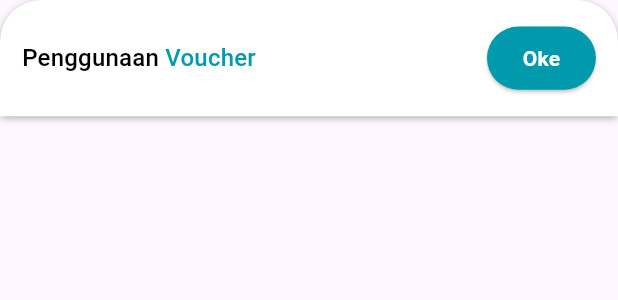
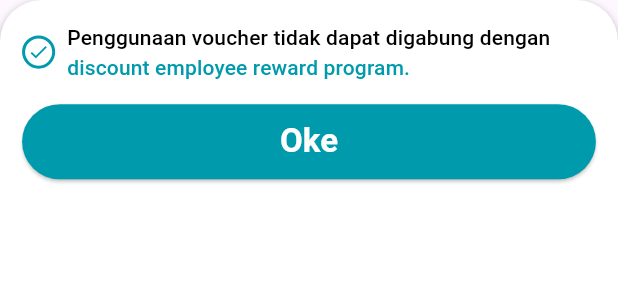
Before and after one commit to tektungg/venturo-javacode-rama, a Flutter app: what buildVoucherBottomBar() shows on an empty page, opened directly, on a phone screen of 412 x 824 dp. Shown: the top 300 px of the screen. Run offline on Flutter 3.47's test engine with Material 3 defaults, Android fonts, the phone set to English and light mode, and no system bars; our stand-ins replace cached_network_image, device_info_plus, dio, firebase_analytics, firebase_auth, firebase_core and 16 more; missing offline and left inert: app_settings, fast_rsa, flutter_inappwebview, panara_dialogs; accounts and stored records are empty; network calls fail; key blocks and very long unbroken strings in the code were emptied for the run.

Commit message:
fix : voucher bottom bar

```diff
--- a/lib/features/checkout/sub_features/voucher/view/components/voucher_bottom_bar.dart
+++ b/lib/features/checkout/sub_features/voucher/view/components/voucher_bottom_bar.dart
@@ -20,38 +20,63 @@ Widget buildVoucherBottomBar(VoucherController controller) {
         ),
       ],
     ),
-    child: Row(
-      mainAxisAlignment: MainAxisAlignment.spaceBetween,
+    child: Column(
+      crossAxisAlignment: CrossAxisAlignment.start,
       children: [
-        RichText(
+        Row(
+          children: [
+            Container(
+              width: 24.r,
+              height: 24.r,
+              decoration: BoxDecoration(
+                shape: BoxShape.circle,
+                border: Border.all(color: ColorStyle.primary, width: 2),
+              ),
+              child: Icon(
+                Icons.check,
+                color: ColorStyle.primary,
+                size: 16.r,
+              ),
+            ),
+            SizedBox(width: 8.w),
+            Expanded(
+              child: RichText(
                 text: TextSpan(
-            text: 'Penggunaan ',
-            style: Get.textTheme.titleMedium?.copyWith(color: Colors.black),
+                  text: 'Penggunaan voucher tidak dapat digabung dengan ',
+                  style:
+                      Get.textTheme.titleSmall?.copyWith(color: Colors.black),
                   children: [
                     TextSpan(
-                text: 'Voucher',
-                style: Get.textTheme.titleMedium
+                      text: 'discount employee reward program.',
+                      style: Get.textTheme.titleSmall
                           ?.copyWith(color: ColorStyle.primary),
                     ),
                   ],
                 ),
               ),
-        ElevatedButton(
+            ),
+          ],
+        ),
+        SizedBox(height: 16.h),
+        SizedBox(
+          width: Get.width,
+          child: ElevatedButton(
             onPressed: () {
               Get.back(result: controller.selectedVoucher.value);
             },
             style: ElevatedButton.styleFrom(
               backgroundColor: ColorStyle.primary,
-            padding: EdgeInsets.symmetric(horizontal: 24.w, vertical: 12.h),
+              padding: EdgeInsets.symmetric(vertical: 12.h),
               shape: RoundedRectangleBorder(
                 borderRadius: BorderRadius.circular(30.r),
               ),
             ),
             child: Text(
               'Oke',
-            style: Get.textTheme.labelLarge?.copyWith(
+              style: Get.textTheme.titleLarge?.copyWith(
                 fontWeight: FontWeight.bold,
                 color: Colors.white,
+              ),
             ),
           ),
         ),
```
Lines whose indentation alone changed are shown as unchanged.
